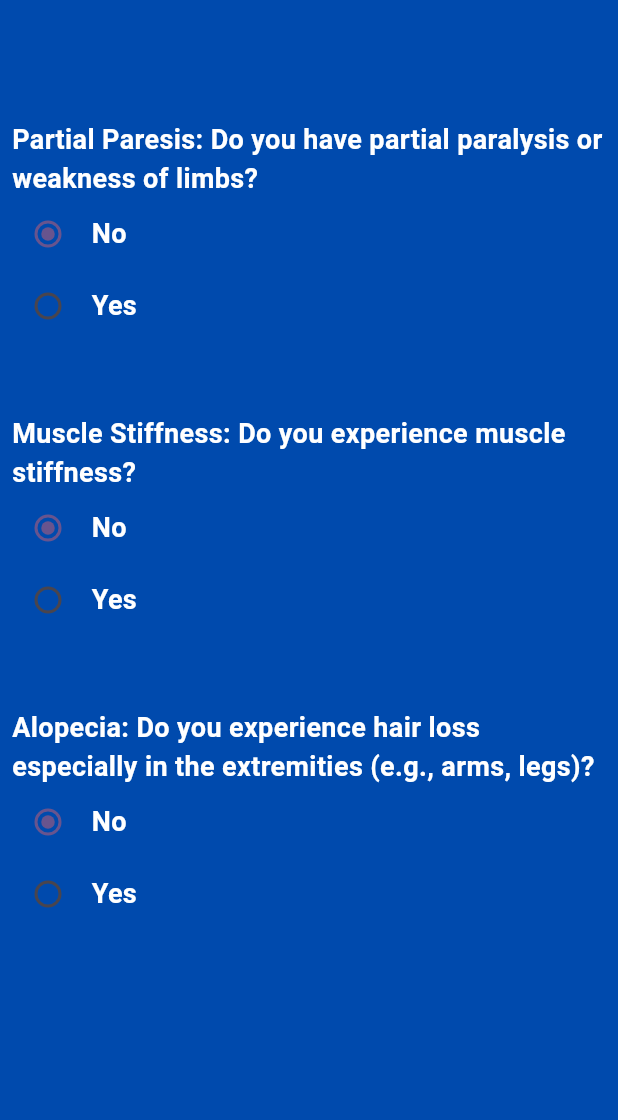
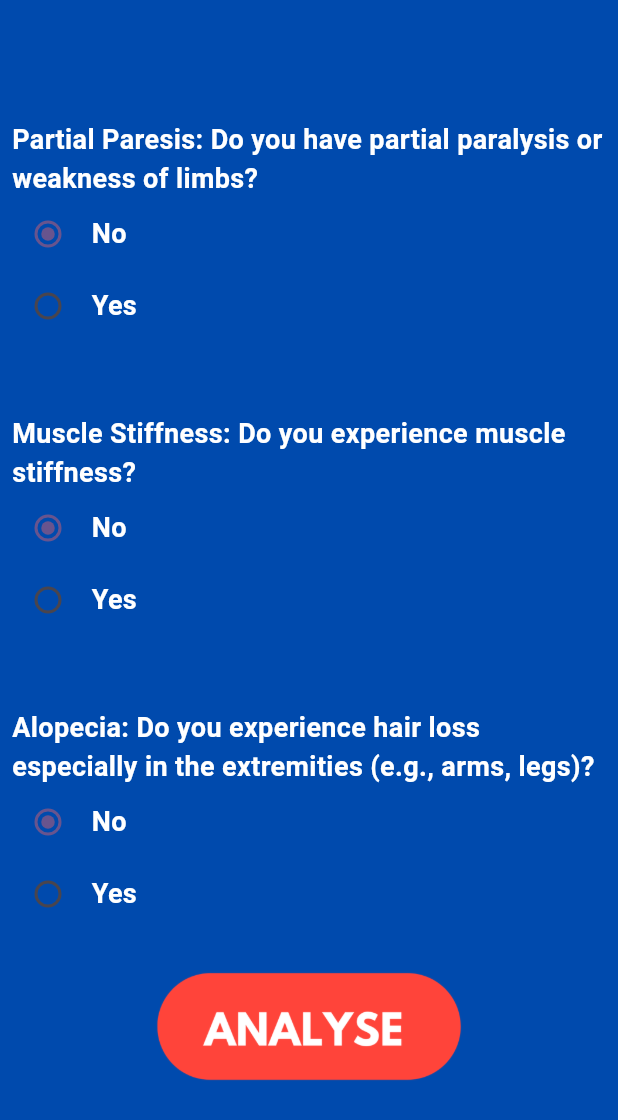
Before and after one commit to sgsm74/diaease, a Flutter app: the Questions screen opened by its route, swiped to page 4, on a phone screen of 412 x 824 dp. Shown: the top 1120 px of the screen. Run offline on Flutter 3.47's test engine with Material 3 defaults, Android fonts, the phone set to English and light mode, and no system bars; our stand-ins replace bloc, google_fonts.

Commit message:
chore: question screen

```diff
--- a/lib/diabease/presentation/pages/questions.dart
+++ b/lib/diabease/presentation/pages/questions.dart
@@ -340,6 +340,17 @@ class _QuestionsState extends State<Questions> {
                         });
                       },
                     ),
+                    InkWell(
+                      onTap: () {},
+                      child: Align(
+                        alignment: Alignment.center,
+                        child: Image.asset(
+                          'assets/images/analyze.png',
+                          width: MediaQuery.of(context).size.width / 2,
+                          height: 80,
+                        ),
+                      ),
+                    )
                   ],
                 )
               ],
```
